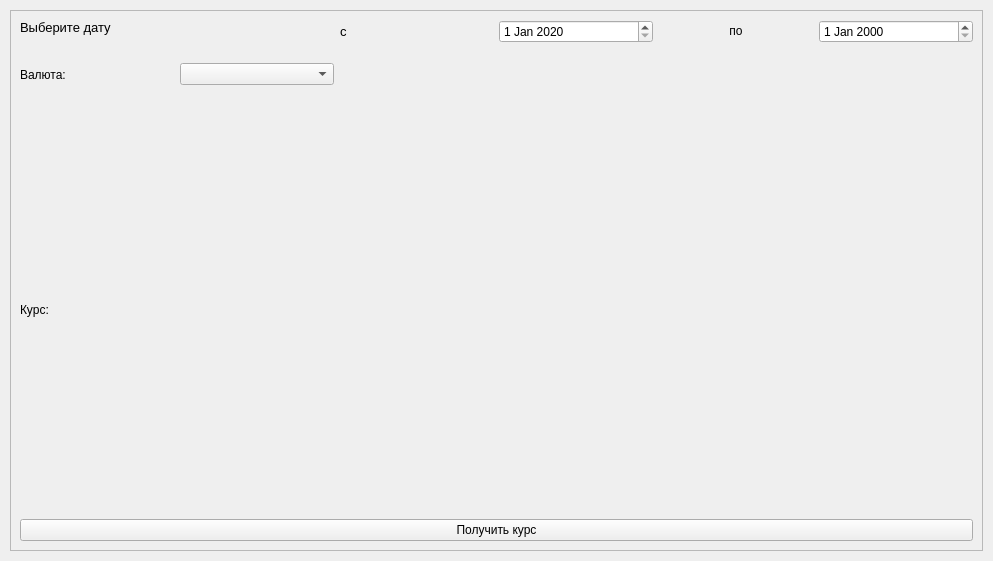
First picture: the form in mainwindow.ui, repository vladislav3112/currency-rate-analyse, before the edit.
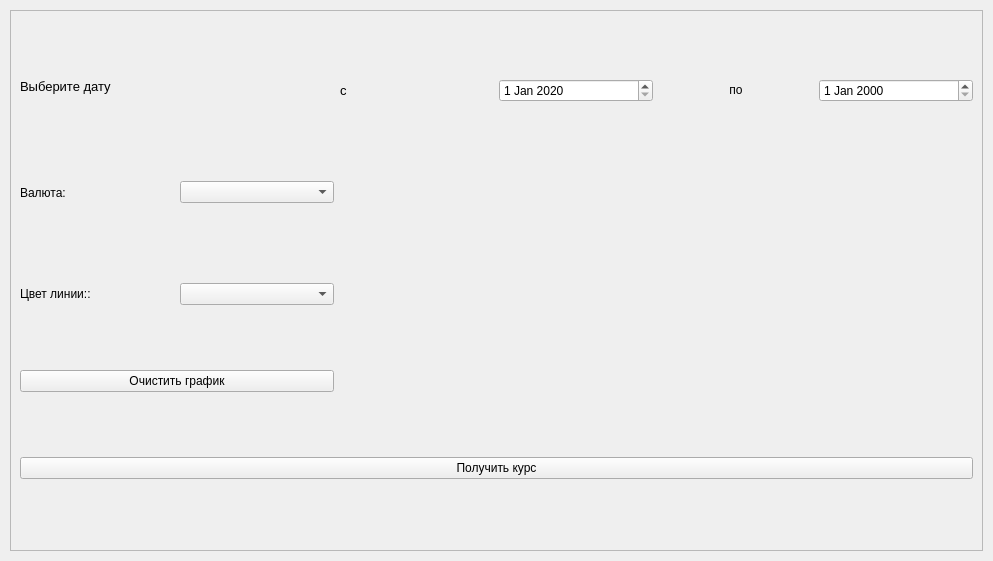
Second picture: the form after the edit. Custom widgets are drawn as their Qt base class.

Commit message: curve color chooser and plot deleting

Patch:
```diff
--- a/mainwindow.ui
+++ b/mainwindow.ui
@@ -48,6 +48,9 @@
         </rect>
        </property>
        <layout class="QGridLayout" name="gridLayout">
+        <item row="2" column="2" colspan="4">
+         <widget class="QwtPlot" name="qwtPlot"/>
+        </item>
         <item row="0" column="5">
          <widget class="QDateEdit" name="dateEdit_2">
           <property name="maximumDate">
@@ -66,6 +69,20 @@
           </property>
          </widget>
         </item>
+        <item row="0" column="2">
+         <widget class="QLabel" name="label_4">
+          <property name="text">
+           <string>&lt;html&gt;&lt;head/&gt;&lt;body&gt;&lt;p&gt;&lt;span style=&quot; font-size:10pt;&quot;&gt;c&lt;/span&gt;&lt;/p&gt;&lt;/body&gt;&lt;/html&gt;</string>
+          </property>
+         </widget>
+        </item>
+        <item row="1" column="1">
+         <widget class="QComboBox" name="comboBox">
+          <property name="currentText">
+           <string/>
+          </property>
+         </widget>
+        </item>
         <item row="0" column="4">
          <widget class="QLabel" name="label_5">
           <property name="text">
@@ -76,14 +93,7 @@
           </property>
          </widget>
         </item>
-        <item row="2" column="0" alignment="Qt::AlignLeft">
-         <widget class="QLabel" name="label">
-          <property name="text">
-           <string>Курс:</string>
-          </property>
-         </widget>
-        </item>
-        <item row="3" column="0" colspan="6">
+        <item row="7" column="0" colspan="6">
          <widget class="QPushButton" name="Button_confirm">
           <property name="layoutDirection">
            <enum>Qt::LeftToRight</enum>
@@ -93,13 +103,6 @@
           </property>
          </widget>
         </item>
-        <item row="0" column="2">
-         <widget class="QLabel" name="label_4">
-          <property name="text">
-           <string>&lt;html&gt;&lt;head/&gt;&lt;body&gt;&lt;p&gt;&lt;span style=&quot; font-size:10pt;&quot;&gt;c&lt;/span&gt;&lt;/p&gt;&lt;/body&gt;&lt;/html&gt;</string>
-          </property>
-         </widget>
-        </item>
         <item row="0" column="3">
          <widget class="QDateEdit" name="dateEdit">
           <property name="dateTime">
@@ -150,9 +153,6 @@
           </property>
          </widget>
         </item>
-        <item row="2" column="2" colspan="4">
-         <widget class="QwtPlot" name="qwtPlot"/>
-        </item>
         <item row="1" column="0" alignment="Qt::AlignLeft">
          <widget class="QLabel" name="label_3">
           <property name="minimumSize">
@@ -166,10 +166,32 @@
           </property>
          </widget>
         </item>
-        <item row="1" column="1">
-         <widget class="QComboBox" name="comboBox">
-          <property name="currentText">
-           <string/>
+        <item row="2" column="0" alignment="Qt::AlignVCenter">
+         <widget class="QLabel" name="label">
+          <property name="minimumSize">
+           <size>
+            <width>154</width>
+            <height>0</height>
+           </size>
+          </property>
+          <property name="maximumSize">
+           <size>
+            <width>16777215</width>
+            <height>368</height>
+           </size>
+          </property>
+          <property name="text">
+           <string>Цвет линии::</string>
+          </property>
+         </widget>
+        </item>
+        <item row="2" column="1">
+         <widget class="QComboBox" name="comboBox_line_color"/>
+        </item>
+        <item row="3" column="0" colspan="2">
+         <widget class="QPushButton" name="Button_clr_plot">
+          <property name="text">
+           <string>Очистить график</string>
           </property>
          </widget>
         </item>
```
The commit also changes 3 other files.
